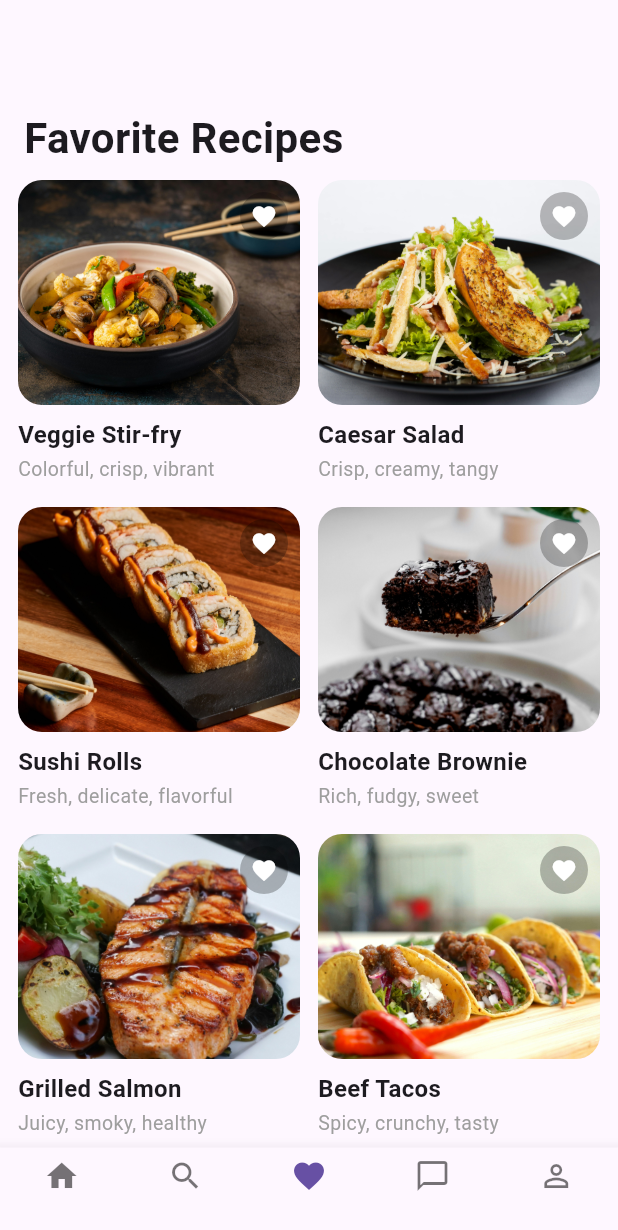
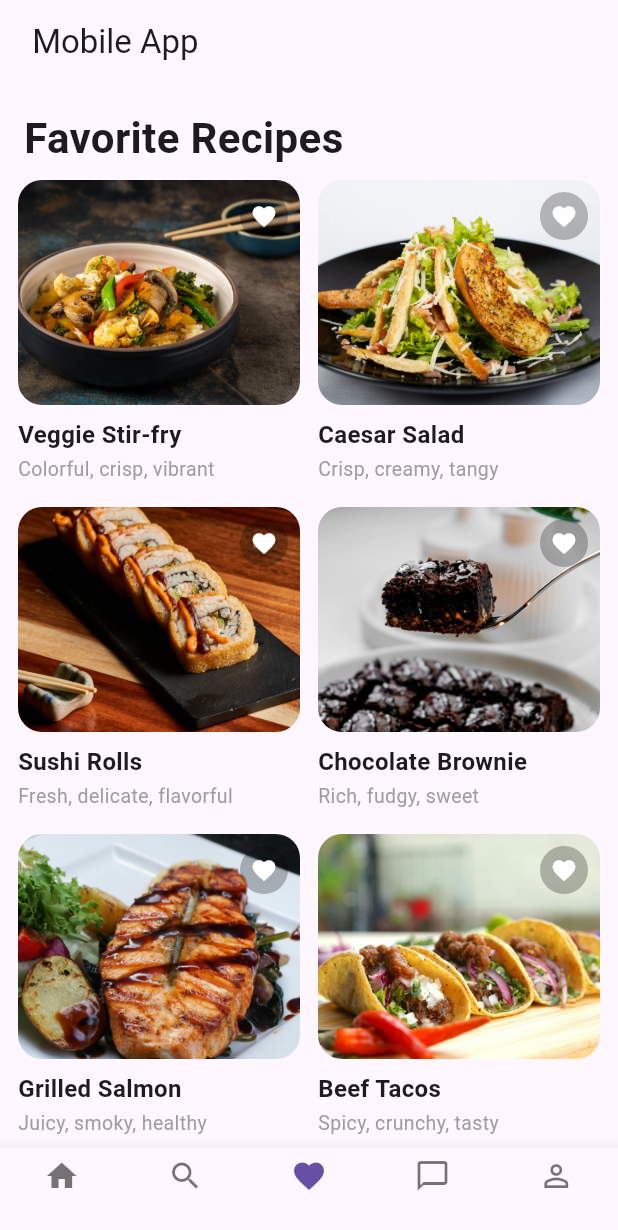
Before and after one commit to FaithBosiree/my_flutter_labs, a Flutter app: the screen it shows after launch, on a phone screen of 412 x 824 dp. Shown: the top 1230 px of the screen. Run offline on Flutter 3.47's test engine with Material 3 defaults, Android fonts, the phone set to English and light mode, and no system bars.

Commit message:
Recipe UI layout design

```diff
--- a/lib/main.dart
+++ b/lib/main.dart
@@ -133,7 +133,7 @@ class _RecipePageState extends State<RecipePage> {
   Widget build(BuildContext context) {
     return Scaffold(
       appBar: AppBar(
-        title: const Text(" "),
+        title: const Text(" Mobile App "),
       ),
       // task 5: set body to a SingleChildScrollView wrapping createLayout()
       body: SingleChildScrollView(
```
Also changed, not shown: pubspec.yaml (+7 -5 lines).
